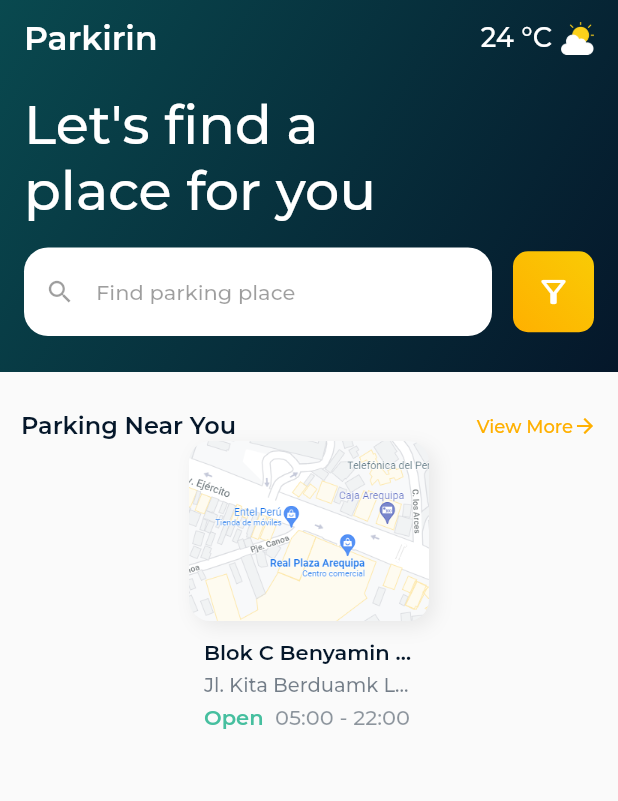
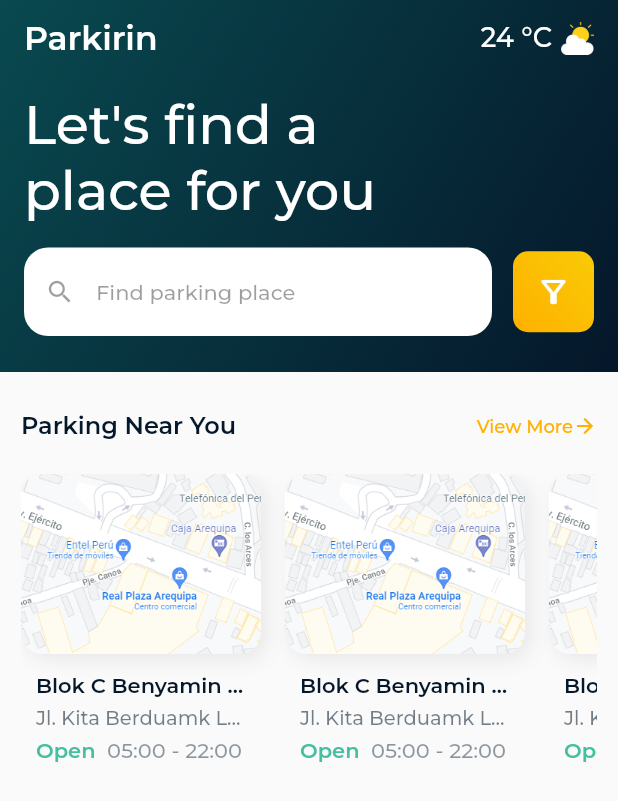
Before and after one commit to cparragatorres/flutter_codigo5_ui, a Flutter app: the screen it shows after launch, on a phone screen of 412 x 824 dp. Shown: the top 801 px of the screen. Run offline on Flutter 3.47's test engine with Material 2 defaults, Android fonts, the phone set to English and light mode, and no system bars; our stand-ins replace flutter_svg, google_fonts.

Commit message:
Parking 8

```diff
--- a/lib/pages/parking_page.dart
+++ b/lib/pages/parking_page.dart
@@ -136,6 +136,7 @@ class ParkingPage extends StatelessWidget {
                 ),
               ),
             ),
+
             Padding(
               padding:
                   const EdgeInsets.symmetric(horizontal: 14.0, vertical: 26.0),
@@ -170,8 +171,46 @@ class ParkingPage extends StatelessWidget {
                       ),
                     ],
                   ),
-                  Container(
+
+                 const SizedBox(
+                   height: 22,
+                 ),
+                 SingleChildScrollView(
+                   scrollDirection: Axis.horizontal,
+                   physics: BouncingScrollPhysics(),
+                   child: Row(
+                     children: [
+                       ItemSliderWidget(),
+                       ItemSliderWidget(),
+                       ItemSliderWidget(),
+                       ItemSliderWidget(),
+                       ItemSliderWidget(),
+                       ItemSliderWidget(),
+                     ],
+                   ),
+                 ),
+
+
+                ],
+              ),
+            ),
+          ],
+        ),
+      ),
+    );
+  }
+}
+
+class ItemSliderWidget extends StatelessWidget {
+  const ItemSliderWidget({
+    Key? key,
+  }) : super(key: key);
+
+  @override
+  Widget build(BuildContext context) {
+    return Container(
       width: 160.0,
+      margin: const EdgeInsets.only(right: 16.0),
       child: Column(
         children: [
           // ClipRRect(
@@ -257,13 +296,6 @@ class ParkingPage extends StatelessWidget {
           ),
         ],
       ),
-                  ),
-                ],
-              ),
-            ),
-          ],
-        ),
-      ),
     );
   }
 }
```
Lines whose indentation alone changed are shown as unchanged.
